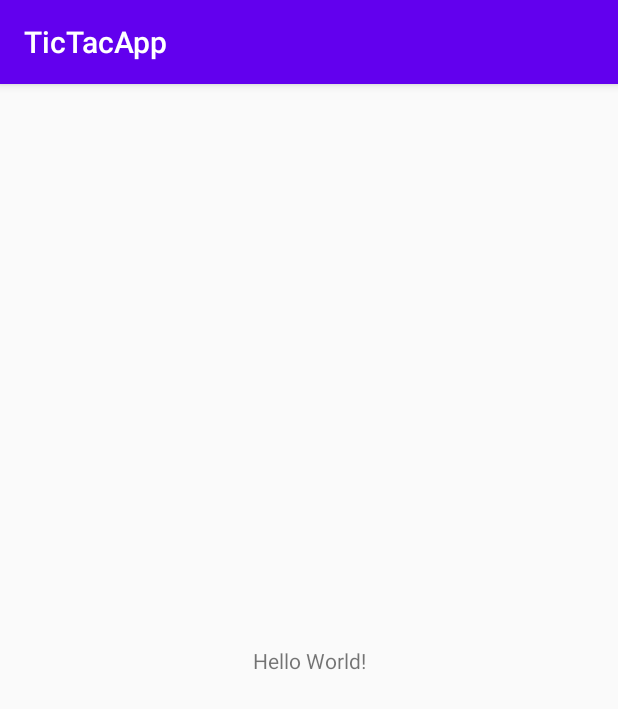
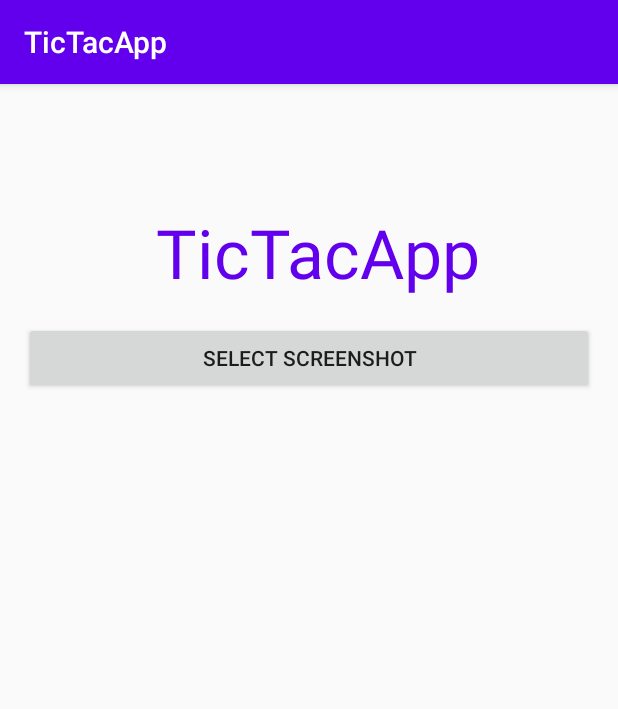
Before and after one commit to romulojjunior/tictac-app-challenge, an Android app: the screen it shows after launch (MainActivity), on a phone screen of 412 x 824 dp. Shown: the top 709 px of the screen. Run offline under Robolectric (Android 15) with nearby library versions, the phone set to English and light mode, and no system bars.

Commit message:
Created ImageHelper and ImageColor class to abstract screenshot file.

```diff
--- a/app/src/main/AndroidManifest.xml
+++ b/app/src/main/AndroidManifest.xml
@@ -1,6 +1,9 @@
 <?xml version="1.0" encoding="utf-8"?>
 <manifest xmlns:android="http://schemas.android.com/apk/res/android"
     package="com.company.tictacapp">
+
+    <uses-permission android:name="android.permission.WRITE_EXTERNAL_STORAGE" />
+    <uses-permission android:name="android.permission.READ_EXTERNAL_STORAGE" />
 
     <application
         android:allowBackup="true"
--- a/app/src/main/res/layout/activity_main.xml
+++ b/app/src/main/res/layout/activity_main.xml
@@ -7,12 +7,39 @@
     tools:context=".MainActivity">
 
     <TextView
+        android:id="@+id/textView"
         android:layout_width="wrap_content"
         android:layout_height="wrap_content"
-        android:text="Hello World!"
+        android:text="@string/app_name"
+        android:textAppearance="@style/TextAppearance.AppCompat.Display2"
+        android:textColor="@color/colorPrimary"
         app:layout_constraintBottom_toBottomOf="parent"
+        app:layout_constraintHorizontal_bias="0.533"
         app:layout_constraintLeft_toLeftOf="parent"
         app:layout_constraintRight_toRightOf="parent"
-        app:layout_constraintTop_toTopOf="parent" />
+        app:layout_constraintTop_toTopOf="parent"
+        app:layout_constraintVertical_bias="0.116" />
+
+    <Button
+        android:id="@+id/screenshotButton"
+        android:layout_width="0dp"
+        android:layout_height="wrap_content"
+        android:layout_marginStart="16dp"
+        android:layout_marginTop="16dp"
+        android:layout_marginEnd="16dp"
+        android:text="@string/select_screenshot"
+        app:layout_constraintEnd_toEndOf="parent"
+        app:layout_constraintStart_toStartOf="parent"
+        app:layout_constraintTop_toBottomOf="@+id/textView" />
+
+    <ImageView
+        android:id="@+id/selectedImageView"
+        android:layout_width="wrap_content"
+        android:layout_height="wrap_content"
+        app:layout_constraintBottom_toBottomOf="parent"
+        app:layout_constraintEnd_toEndOf="parent"
+        app:layout_constraintStart_toStartOf="parent"
+        app:layout_constraintTop_toBottomOf="@+id/screenshotButton"
+        tools:srcCompat="@tools:sample/avatars" />
 
 </androidx.constraintlayout.widget.ConstraintLayout>
--- a/app/src/main/res/values/strings.xml
+++ b/app/src/main/res/values/strings.xml
@@ -1,3 +1,6 @@
 <resources>
     <string name="app_name">TicTacApp</string>
+    <string name="select_your_screenshot">Select your screenshot</string>
+    <string name="select">Select</string>
+    <string name="select_screenshot">Select screenshot</string>
 </resources>
```
Also changed, not shown: app/src/main/java/com/company/tictacapp/MainActivity.kt (+44 -1 lines), app/src/main/java/com/company/tictacapp/analyzer/ImageAnalyzer.kt (added, +13 -0 lines), app/src/main/java/com/company/tictacapp/common/ImageHelper.kt (added, +49 -0 lines), app/src/main/java/com/company/tictacapp/common/helpers/ImageColor.kt (added, +17 -0 lines).
